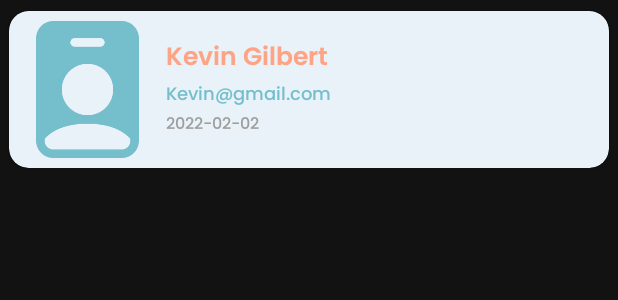
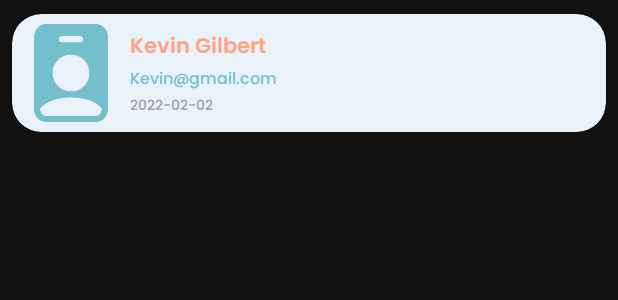
Before and after one commit to KEVINGILBERTTODING/MySpreadSheet-App, an Android app: the layout item_list.xml on its own in the app's theme, with its tools: preview values and no code run, on a phone screen of 412 x 824 dp. Shown: the top 300 px of the screen. Run offline under Robolectric (Android 15) with nearby library versions, the phone set to English and light mode, and no system bars.

Commit message:
new design, looks more modern and clean :rainbow: :sunrise:

```diff
--- a/app/build.gradle
+++ b/app/build.gradle
@@ -73,4 +73,8 @@ dependencies {
     // Dependencies for swiperefresh
     implementation 'androidx.swiperefreshlayout:swiperefreshlayout:1.0.0'
 
+    // Dependencies for loading bar
+
+    implementation 'com.wang.avi:library:2.1.3'
+
 }
--- a/app/src/main/java/com/example/spreadsheet/MainActivity.java
+++ b/app/src/main/java/com/example/spreadsheet/MainActivity.java
@@ -73,6 +73,8 @@ public class MainActivity extends AppCompatActivity {
 
 
             Atom.with(MainActivity.this)
+
+                    // Replace with ur spreadsheet URL
                     .load("https://script.google.com/macros/s/AKfycbzMH-b83qggt6sfwxmEN9HxgYjw4Q-ffxbHTKbnX0RNbzWNlkNKde-56cLQ2OqfmDhyiw/exec")
                     .setMultipart("nama", name)
                     .setMultipart("email", email)
--- a/app/src/main/res/layout/item_list.xml
+++ b/app/src/main/res/layout/item_list.xml
@@ -7,22 +7,23 @@
     <androidx.cardview.widget.CardView
         android:layout_width="match_parent"
         android:layout_height="wrap_content"
-        app:cardCornerRadius="@dimen/_10sdp"
+        app:cardBackgroundColor="@color/font"
+        app:cardCornerRadius="@dimen/_15sdp"
         app:cardUseCompatPadding="true"
-        app:cardBackgroundColor="@color/font"
 
         >
+
         <RelativeLayout
             android:layout_width="match_parent"
             android:layout_height="wrap_content"
             android:orientation="vertical"
-            android:padding="@dimen/_5sdp"
-            >
+            android:padding="@dimen/_5sdp">
 
             <ImageView
                 android:id="@+id/img_profile"
-                android:layout_width="@dimen/_70sdp"
-                android:layout_height="@dimen/_70sdp"
+                android:layout_width="@dimen/_50sdp"
+                android:layout_height="@dimen/_50sdp"
+                android:layout_centerVertical="true"
                 android:layout_marginRight="@dimen/_5sdp"
                 android:src="@drawable/profile" />
 
@@ -30,12 +31,12 @@
                 android:id="@+id/tv_nama"
                 android:layout_width="match_parent"
                 android:layout_height="wrap_content"
-                android:layout_marginTop="@dimen/_8sdp"
+                android:layout_marginTop="@dimen/_3sdp"
                 android:layout_toRightOf="@id/img_profile"
                 android:fontFamily="@font/popsem"
                 android:text="Kevin Gilbert"
                 android:textColor="@color/background"
-                android:textSize="@dimen/_13sdp" />
+                android:textSize="@dimen/_11sdp" />
 
             <TextView
                 android:id="@+id/tv_email"
@@ -46,21 +47,21 @@
                 android:fontFamily="@font/popmed"
                 android:text="Kevin@gmail.com"
                 android:textColor="@color/main"
-                android:textSize="@dimen/_9sdp" />
+                android:textSize="@dimen/_8sdp" />
+
             <TextView
                 android:id="@+id/tv_jk"
                 android:layout_width="match_parent"
                 android:layout_height="wrap_content"
                 android:text="Laki-laki"
-                android:visibility="gone"
-                />
+                android:visibility="gone" />
+
             <TextView
                 android:id="@+id/tv_alamat"
                 android:layout_width="match_parent"
                 android:layout_height="wrap_content"
                 android:text="Jl. Pembangunan"
-                android:visibility="gone"
-                />
+                android:visibility="gone" />
 
             <TextView
                 android:id="@+id/tv_time"
@@ -71,11 +72,9 @@
                 android:fontFamily="@font/popmed"
                 android:text="2022-02-02"
                 android:textColor="#9D9D9B"
-                android:textSize="@dimen/_8sdp" />
+                android:textSize="@dimen/_7sdp" />
 
         </RelativeLayout>
-
-
 
 
     </androidx.cardview.widget.CardView>
--- a/app/src/main/res/values/colors.xml
+++ b/app/src/main/res/values/colors.xml
@@ -12,7 +12,7 @@
     <color name="search">#FFB59B</color>
     <color name="font">#E9F2F9</color>
     <color name="gray">#9D9D9B</color>
-    <color name="card2">#BED5E8</color>
+    <color name="card2">#95DCE8</color>
 
 
 
--- a/app/src/main/res/values/themes.xml
+++ b/app/src/main/res/values/themes.xml
@@ -37,7 +37,7 @@
         <item name="cornerFamilyBottomRight">rounded</item>
     </style>
 
-    <!-- Base application theme. -->
+    <!-- Theme for MainActivity. -->
     <style name="Theme.MainActivity" parent="Theme.MaterialComponents.DayNight.NoActionBar">
         <!-- Primary brand color. -->
         <item name="colorPrimary">@color/background</item>
@@ -53,4 +53,20 @@
     </style>
 
 
+    <!-- Theme for SplashScreen. -->
+    <style name="Theme.SplashScreen" parent="Theme.MaterialComponents.NoActionBar">
+        <!-- Primary brand color. -->
+        <item name="colorPrimary">@color/main</item>
+        <item name="colorPrimaryVariant">@color/main</item>
+        <item name="colorOnPrimary">@color/white</item>
+        <!-- Secondary brand color. -->
+        <item name="colorSecondary">@color/teal_200</item>
+        <item name="colorSecondaryVariant">@color/teal_700</item>
+        <item name="colorOnSecondary">@color/black</item>
+        <!-- Status bar color. -->
+        <item name="android:statusBarColor" tools:targetApi="l">?attr/colorPrimaryVariant</item>
+        <!-- Customize your theme here. -->
+    </style>
+
+
 </resources>
```
Also changed, not shown: app/src/main/AndroidManifest.xml (+12 -6 lines), app/src/main/java/com/example/spreadsheet/SplashScreen.java (added, +33 -0 lines), app/src/main/res/drawable/wave.xml (added, +7 -0 lines), app/src/main/res/layout/activity_splash_screen.xml (added, +63 -0 lines), app/src/main/res/drawable/main_icon.png (added), 1 other file.
